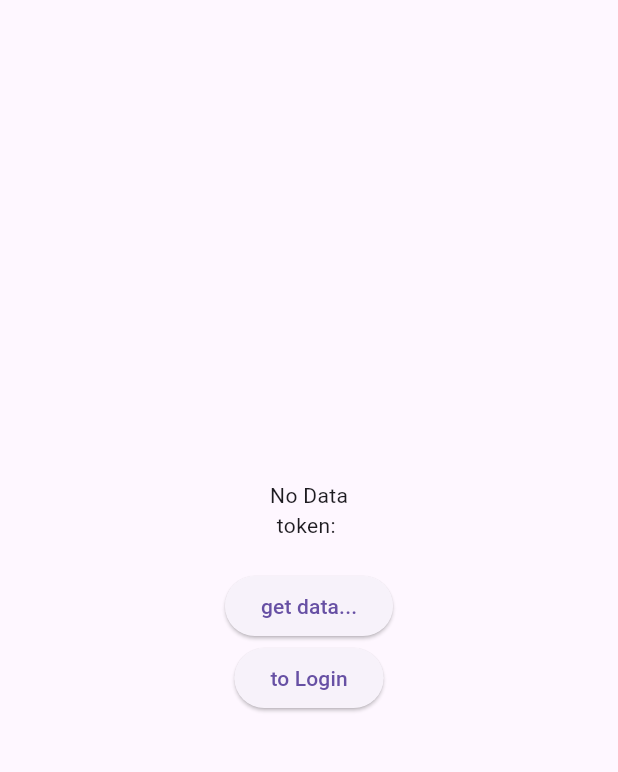
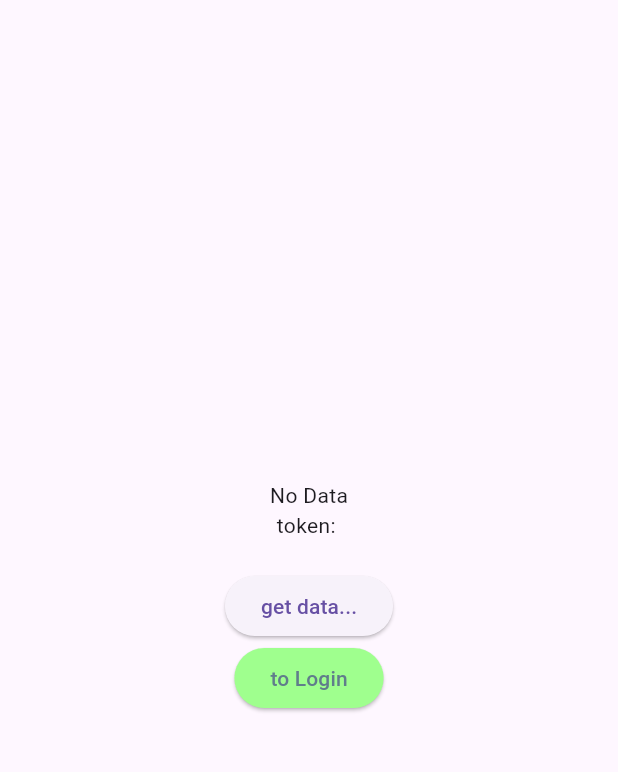
Before and after one commit to JorimJoram/flutter_study, a Flutter app: the screen it shows after launch, on a phone screen of 412 x 824 dp, the part 63-835 px from its top. Run offline on Flutter 3.47's test engine with Material 3 defaults, Android fonts, the phone set to English and light mode, and no system bars; our stand-ins replace dio, retrofit; generated files the repository leaves out were written again.

Commit message:
add - global theme, log format

```diff
--- a/lib/screens/home_page.dart
+++ b/lib/screens/home_page.dart
@@ -1,6 +1,8 @@
 import 'package:flutter/material.dart';
 import 'package:jorim_flutter/provider/AccessTokenProvider.dart';
 import 'package:jorim_flutter/screens/login_page.dart';
+import 'package:jorim_flutter/util/logger.dart';
+import 'package:jorim_flutter/util/theme/colors.dart';
 import 'package:provider/provider.dart';
 import "../services/api_service.dart";
 
@@ -32,7 +34,14 @@ class _HomePageState extends State<HomePage> {
             Text("token: $accessToken"),
             SizedBox(height: 20),
             ElevatedButton(onPressed: _getData, child: Text("get data...")),
-            ElevatedButton(onPressed: goToLogin, child: Text("to Login")),
+            ElevatedButton(
+              style: ElevatedButton.styleFrom(
+                backgroundColor: jorimGreen,
+                foregroundColor: Colors.blueGrey,
+              ),
+              onPressed: goToLogin,
+              child: Text("to Login"),
+            ),
           ],
         ),
       ),
@@ -40,6 +49,7 @@ class _HomePageState extends State<HomePage> {
   }
 
   void goToLogin() {
+    logMessage("로그인 이동 -->  이거 다 출력되는건지 확인 해보겠습니다.", level: LogLevel.INFO);
     Navigator.push(
       context,
       MaterialPageRoute(builder: (context) => LoginPage()),
--- /dev/null
+++ b/lib/util/theme/colors.dart
@@ -0,0 +1,3 @@
+import 'package:flutter/cupertino.dart';
+
+const Color jorimGreen = Color.fromARGB(255, 159, 255, 142);
```
Also changed, not shown: lib/util/logger.dart (added, +15 -0 lines).
